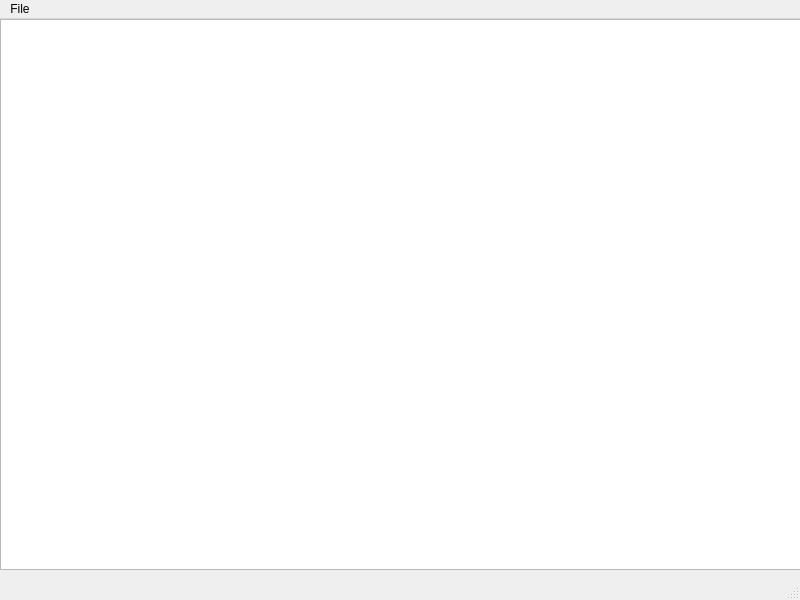
First picture: the form in mainwindow.ui, repository J2xMurphy/BadTextManipulator, before the edit.
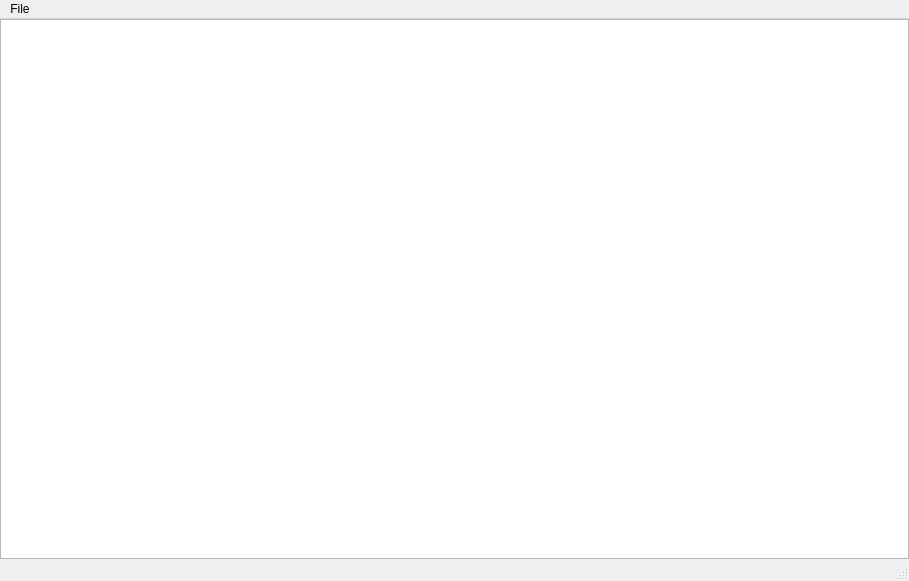
Second picture: the form after the edit.

Patch:
```diff
--- a/mainwindow.ui
+++ b/mainwindow.ui
@@ -6,8 +6,8 @@
    <rect>
     <x>0</x>
     <y>0</y>
-    <width>800</width>
-    <height>600</height>
+    <width>909</width>
+    <height>581</height>
    </rect>
   </property>
   <property name="sizePolicy">
@@ -29,15 +29,21 @@
    <property name="autoFillBackground">
     <bool>false</bool>
    </property>
+   <layout class="QGridLayout" name="gridLayout">
+    <property name="leftMargin">
+     <number>0</number>
+    </property>
+    <property name="topMargin">
+     <number>0</number>
+    </property>
+    <property name="rightMargin">
+     <number>0</number>
+    </property>
+    <property name="bottomMargin">
+     <number>0</number>
+    </property>
+    <item row="0" column="0">
    <widget class="QTextBrowser" name="textBox">
-    <property name="geometry">
-     <rect>
-      <x>0</x>
-      <y>0</y>
-      <width>801</width>
-      <height>551</height>
-     </rect>
-    </property>
     <property name="mouseTracking">
      <bool>true</bool>
     </property>
@@ -54,13 +60,15 @@
      <bool>false</bool>
     </property>
    </widget>
+    </item>
+   </layout>
   </widget>
   <widget class="QMenuBar" name="menubar">
    <property name="geometry">
     <rect>
      <x>0</x>
      <y>0</y>
-     <width>800</width>
+     <width>909</width>
      <height>21</height>
     </rect>
    </property>
```
Left out of the diff: 6 changed lines with no effect on the pictures. Lines whose indentation alone changed are shown as unchanged.
